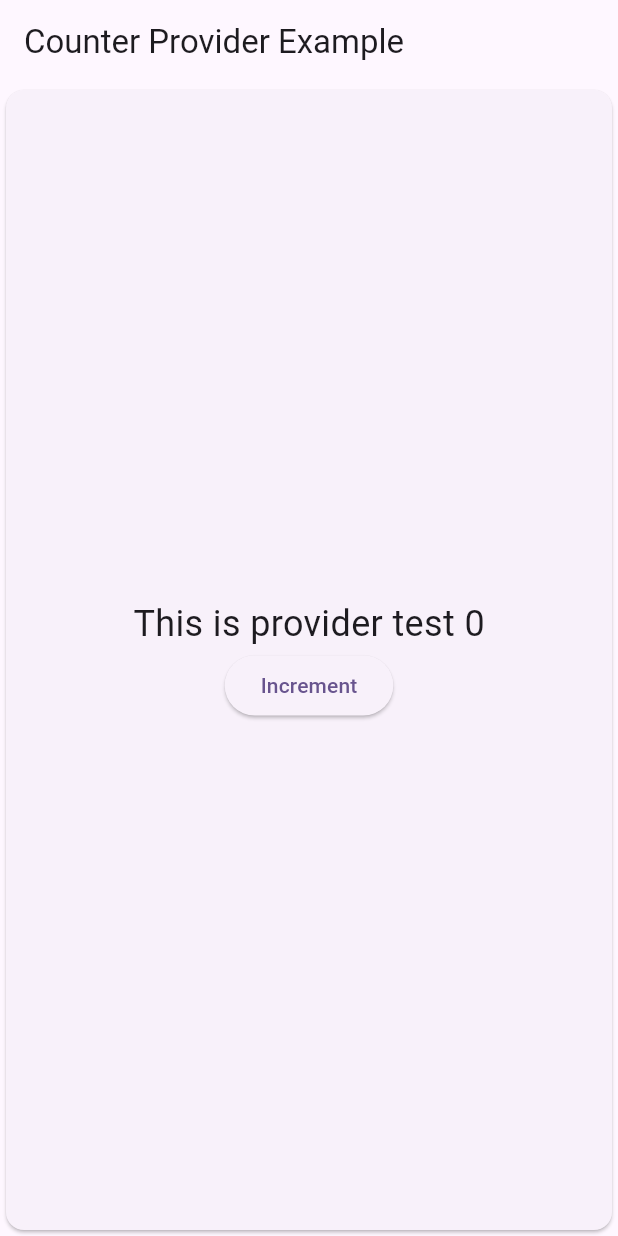
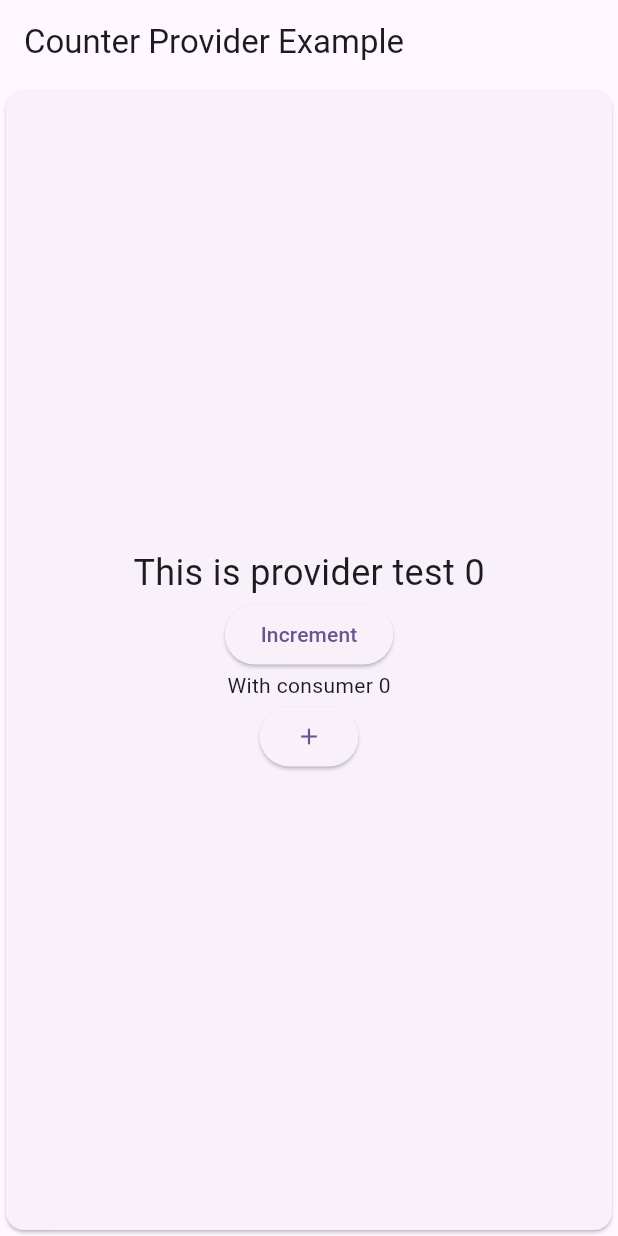
Before and after one commit to Yishak27/Flutter-provider, a Flutter app: the screen it shows after launch, on a phone screen of 412 x 824 dp. Run offline on Flutter 3.47's test engine with Material 3 defaults, Android fonts, the phone set to English and light mode, and no system bars.

Commit message:
provider with consumer added. means to access the provider's data with the spesific values only

```diff
--- a/lib/main.dart
+++ b/lib/main.dart
@@ -44,6 +44,9 @@ class _CounterProviderWidgetState extends State<CounterProviderWidget> {
           child: Column(
             mainAxisAlignment: MainAxisAlignment.center,
             children: [
+              Column(
+                mainAxisAlignment: MainAxisAlignment.center,
+                children: [
                   Text(
                     "This is provider test ${counter.values}",
                     style: TextStyle(fontSize: 24.0),
@@ -56,6 +59,28 @@ class _CounterProviderWidgetState extends State<CounterProviderWidget> {
                   ),
                 ],
               ),
+              Consumer<Countermodel>(
+                builder: (
+                  BuildContext context,
+                  Countermodel value,
+                  Widget? child,
+                ) {
+                  return Column(
+                    mainAxisAlignment: MainAxisAlignment.center,
+                    children: [
+                      Text("With consumer ${value.values}"),
+                      ElevatedButton(
+                        onPressed: () {
+                          value.increment();
+                        },
+                        child: Icon(Icons.add),
+                      ),
+                    ],
+                  );
+                },
+              ),
+            ],
+          ),
         ),
       ),
     );
```
Lines whose indentation alone changed are shown as unchanged.
